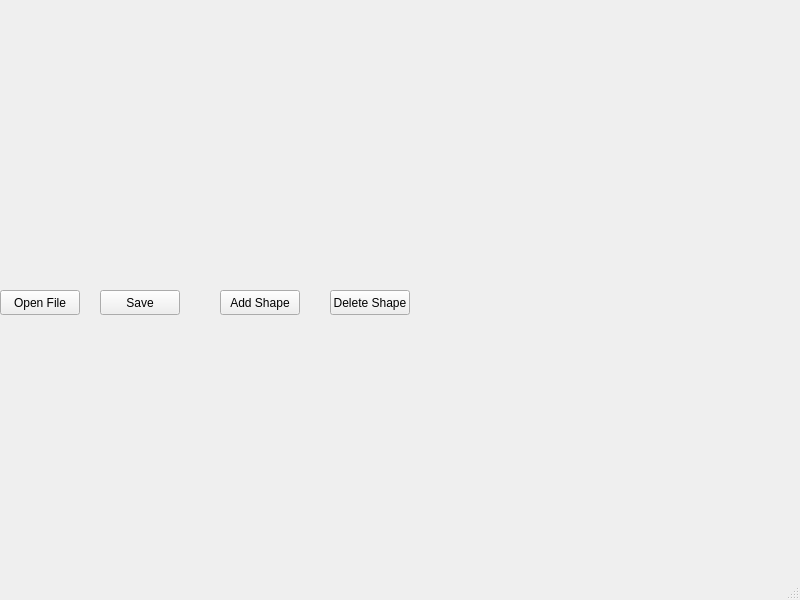
Qt form Group Project/ScrumOfTheEarth/mainwindow.ui (yosmo78/ScrumOfTheEarth) before a commit.
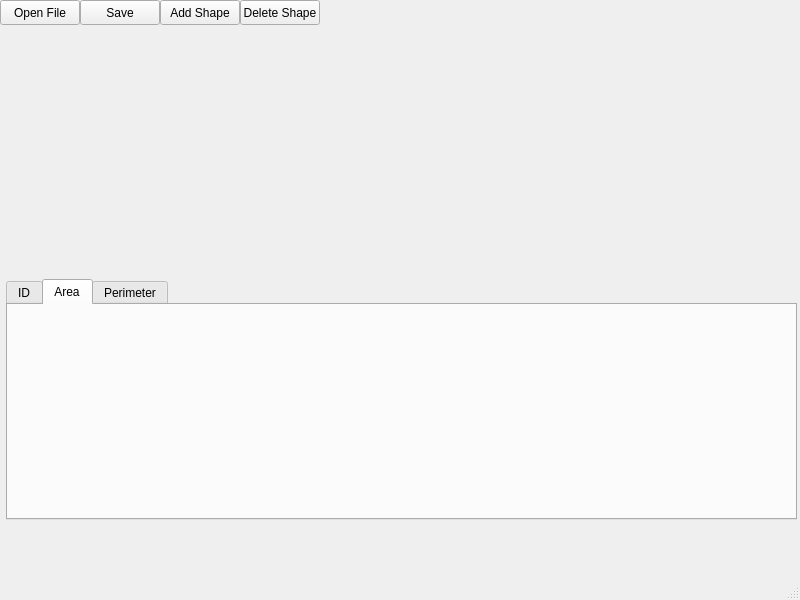
The same form after that commit. Custom widgets are drawn as their Qt base class.

Commit message: Add tabbed widget to the ui

Diff of the .ui file:
```diff
--- a/Group Project/ScrumOfTheEarth/mainwindow.ui
+++ b/Group Project/ScrumOfTheEarth/mainwindow.ui
@@ -18,7 +18,7 @@
     <property name="geometry">
      <rect>
       <x>0</x>
-      <y>0</y>
+      <y>30</y>
       <width>801</width>
       <height>241</height>
      </rect>
@@ -28,7 +28,7 @@
     <property name="geometry">
      <rect>
       <x>0</x>
-      <y>290</y>
+      <y>0</y>
       <width>80</width>
       <height>25</height>
      </rect>
@@ -40,8 +40,8 @@
    <widget class="QPushButton" name="Save">
     <property name="geometry">
      <rect>
-      <x>100</x>
-      <y>290</y>
+      <x>80</x>
+      <y>0</y>
       <width>80</width>
       <height>25</height>
      </rect>
@@ -53,8 +53,8 @@
    <widget class="QPushButton" name="AddShape">
     <property name="geometry">
      <rect>
-      <x>220</x>
-      <y>290</y>
+      <x>160</x>
+      <y>0</y>
       <width>80</width>
       <height>25</height>
      </rect>
@@ -66,8 +66,8 @@
    <widget class="QPushButton" name="DeleteShape">
     <property name="geometry">
      <rect>
-      <x>330</x>
-      <y>290</y>
+      <x>240</x>
+      <y>0</y>
       <width>80</width>
       <height>25</height>
      </rect>
@@ -76,6 +76,37 @@
      <string>Delete Shape</string>
     </property>
    </widget>
+   <widget class="QTabWidget" name="Tables">
+    <property name="geometry">
+     <rect>
+      <x>6</x>
+      <y>279</y>
+      <width>791</width>
+      <height>241</height>
+     </rect>
+    </property>
+    <property name="currentIndex">
+     <number>1</number>
+    </property>
+    <property name="tabBarAutoHide">
+     <bool>false</bool>
+    </property>
+    <widget class="QWidget" name="ID">
+     <attribute name="title">
+      <string>ID</string>
+     </attribute>
+    </widget>
+    <widget class="QWidget" name="Area">
+     <attribute name="title">
+      <string>Area</string>
+     </attribute>
+    </widget>
+    <widget class="QWidget" name="Peri">
+     <attribute name="title">
+      <string>Perimeter</string>
+     </attribute>
+    </widget>
+   </widget>
   </widget>
   <widget class="QMenuBar" name="menubar">
    <property name="geometry">
```
